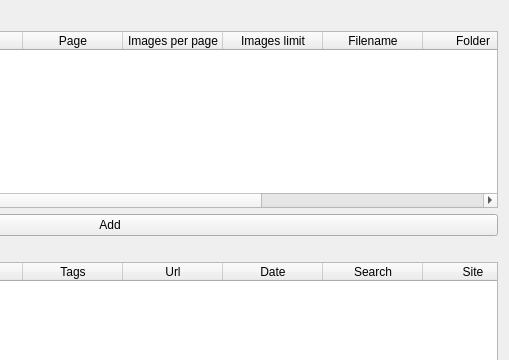
Above: gui/src/tabs/downloads-tab.ui from Bionus/imgbrd-grabber before the change; both pictures show x 289 to 798 and y 0 to 360 of the 798 by 531 pixel window. Below: the same form after it.
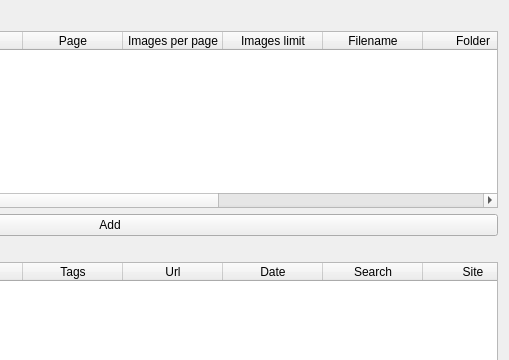
That is the form after the change. Icons and pictures are not drawn.

Commit message: Add new 'galleries count as one' batch download setting

```diff
--- a/gui/src/tabs/downloads-tab.ui
+++ b/gui/src/tabs/downloads-tab.ui
@@ -101,6 +101,11 @@
        <string>Get blacklisted</string>
       </property>
      </column>
+     <column>
+      <property name="text">
+       <string>Galleries count as one</string>
+      </property>
+     </column>
      <column>
       <property name="text">
        <string>Progress</string>
```
The commit also changes 4 other files.
